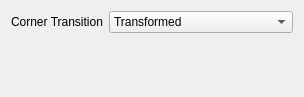
Before: the Qt Designer form src/Mod/PartDesign/Gui/TaskPipeParameters.ui in wavexx/FreeCAD, drawn with Qt 5.
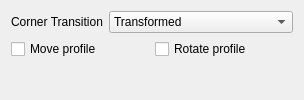
After: the same form once the commit is applied.

Commit message: PD: add MoveProfile and RotateProfile property to feature Pipe

The edit to the form file:
```diff
--- a/src/Mod/PartDesign/Gui/TaskPipeParameters.ui
+++ b/src/Mod/PartDesign/Gui/TaskPipeParameters.ui
@@ -7,7 +7,7 @@
     <x>0</x>
     <y>0</y>
     <width>304</width>
-    <height>97</height>
+    <height>100</height>
    </rect>
   </property>
   <property name="minimumSize">
@@ -59,6 +59,24 @@
      </item>
     </layout>
    </item>
+   <item>
+    <layout class="QHBoxLayout" name="horizontalLayout">
+     <item>
+      <widget class="QCheckBox" name="checkBoxMoveProfile">
+       <property name="text">
+        <string>Move profile</string>
+       </property>
+      </widget>
+     </item>
+     <item>
+      <widget class="QCheckBox" name="checkBoxRotateProfile">
+       <property name="text">
+        <string>Rotate profile</string>
+       </property>
+      </widget>
+     </item>
+    </layout>
+   </item>
    <item>
     <spacer name="verticalSpacer">
      <property name="orientation">
```
Left out of the diff: 2 changed lines with no effect on the pictures. The commit also changes 3 other files.
